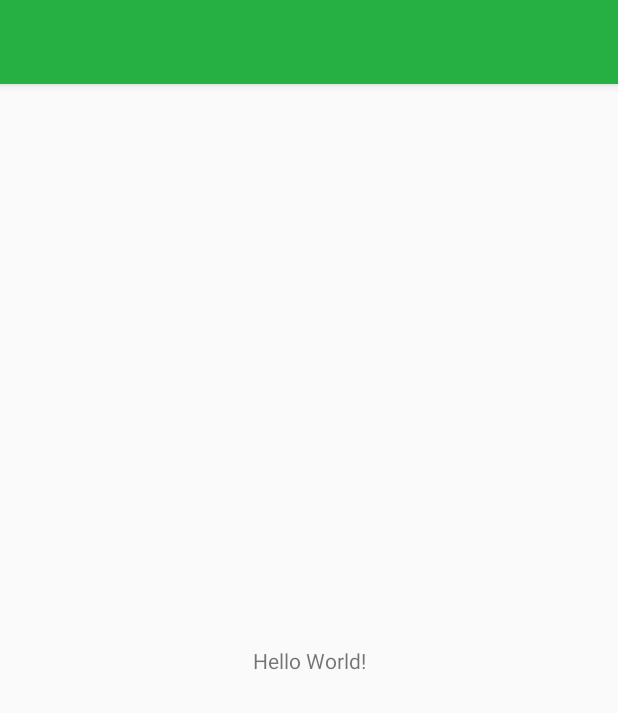
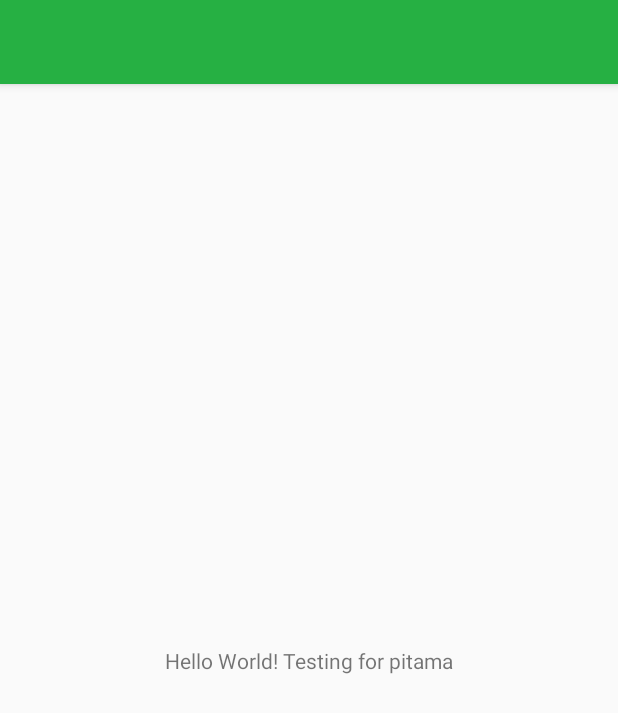
Before and after one commit to togwat/FirstAid, an Android app: the screen it shows after launch (MainActivity), on a phone screen of 412 x 824 dp. Shown: the top 713 px of the screen. Run offline under Robolectric (Android 15) with nearby library versions, the phone set to English and light mode, and no system bars.

Commit message:
mmmm yes

```diff
--- a/app/src/main/res/layout/activity_main.xml
+++ b/app/src/main/res/layout/activity_main.xml
@@ -9,7 +9,7 @@
     <TextView
         android:layout_width="wrap_content"
         android:layout_height="wrap_content"
-        android:text="Hello World!"
+        android:text="Hello World! Testing for pitama"
         app:layout_constraintBottom_toBottomOf="parent"
         app:layout_constraintLeft_toLeftOf="parent"
         app:layout_constraintRight_toRightOf="parent"
```
